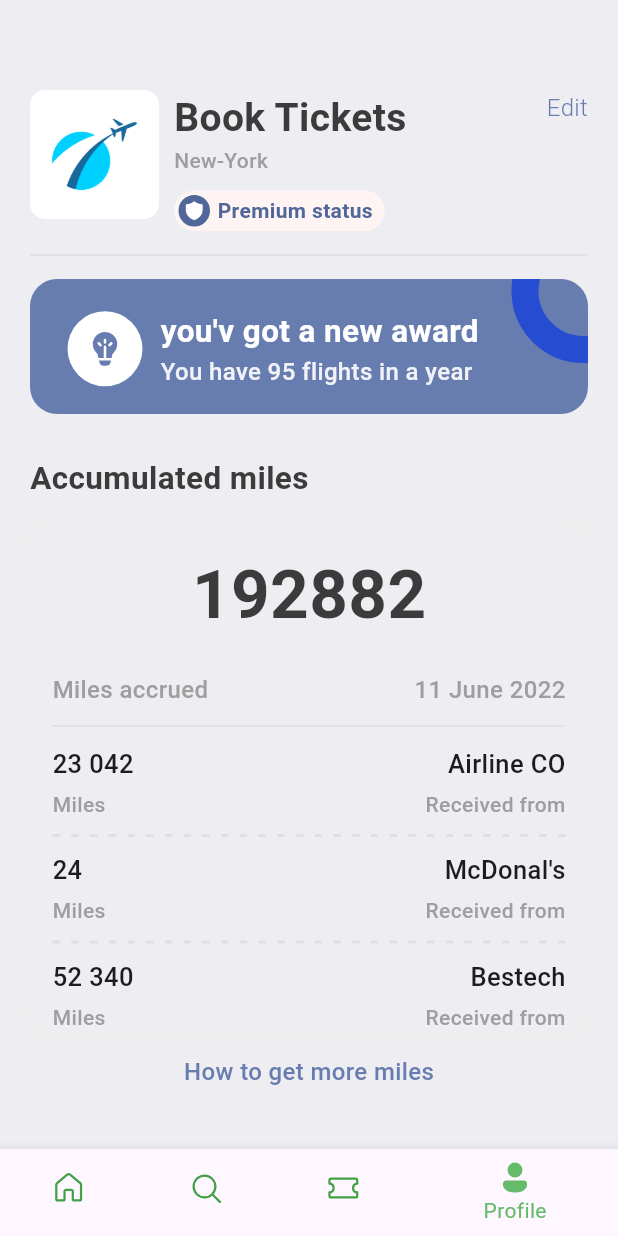
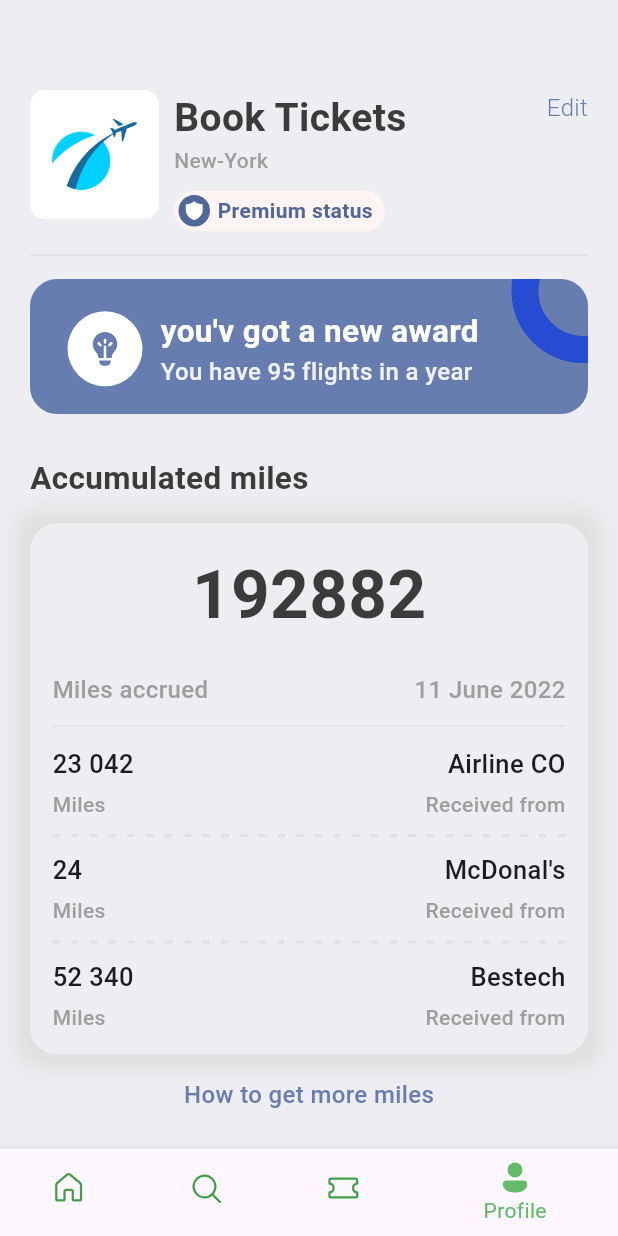
Before and after one commit to thuyavansc/flutter_ticket_booking_1, a Flutter app: the screen it shows after launch, item 4 of the bottom bar chosen, on a phone screen of 412 x 824 dp. Run offline on Flutter 3.47's test engine with Material 3 defaults, Android fonts, the phone set to English and light mode, and no system bars; our stand-ins replace barcode_widget, fluentui_icons, get.

Commit message:
card color changed in personal screen

```diff
--- a/lib/features/myticket/presentation/pages/profile/profile_screen.dart
+++ b/lib/features/myticket/presentation/pages/profile/profile_screen.dart
@@ -152,9 +152,9 @@ class ProfileScreen extends StatelessWidget {
               color: AppStyles.bgColor,
               boxShadow: [
                 BoxShadow(
-                  color: Colors.grey.shade200,
-                  blurRadius: 5,
-                  spreadRadius: 5,
+                  color: Colors.grey.shade300,
+                  blurRadius: 10,
+                  spreadRadius: 10,
                 )
               ]
             ),
@@ -205,6 +205,7 @@ class ProfileScreen extends StatelessWidget {
                     AppColumnLayout(firstText: 'Bestech', secondText: 'Received from', alignment: CrossAxisAlignment.end, isColor: true,),
                   ],
                 ),
+                const SizedBox(height: 15 ,),
 
               ]
             ),
```
